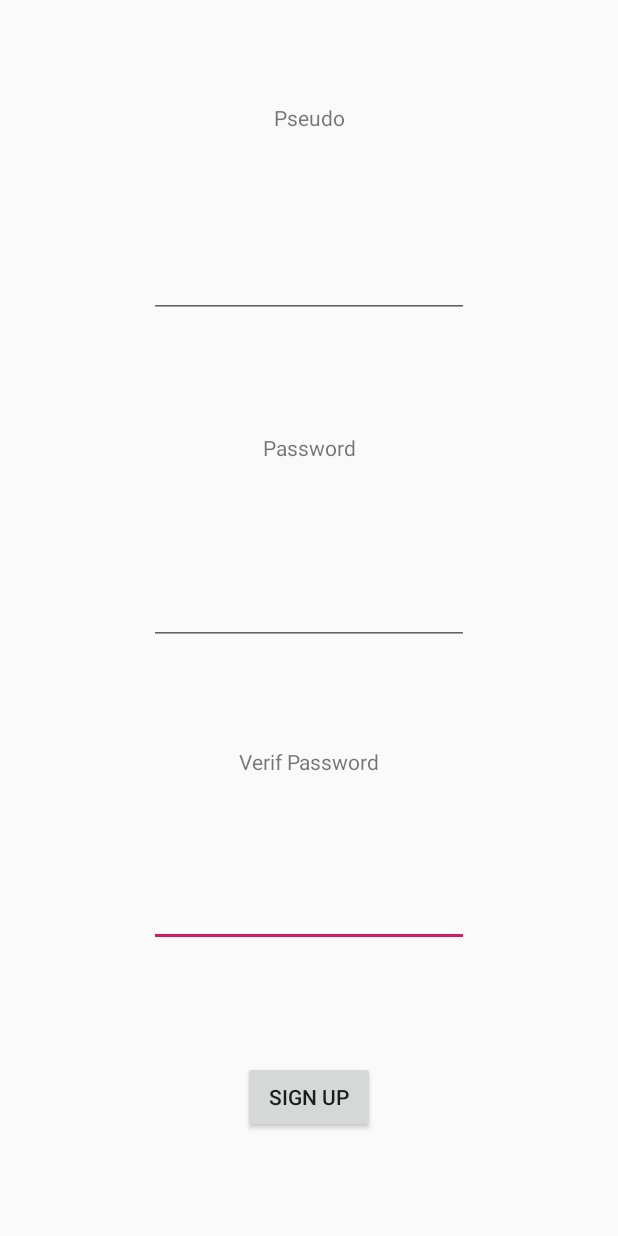
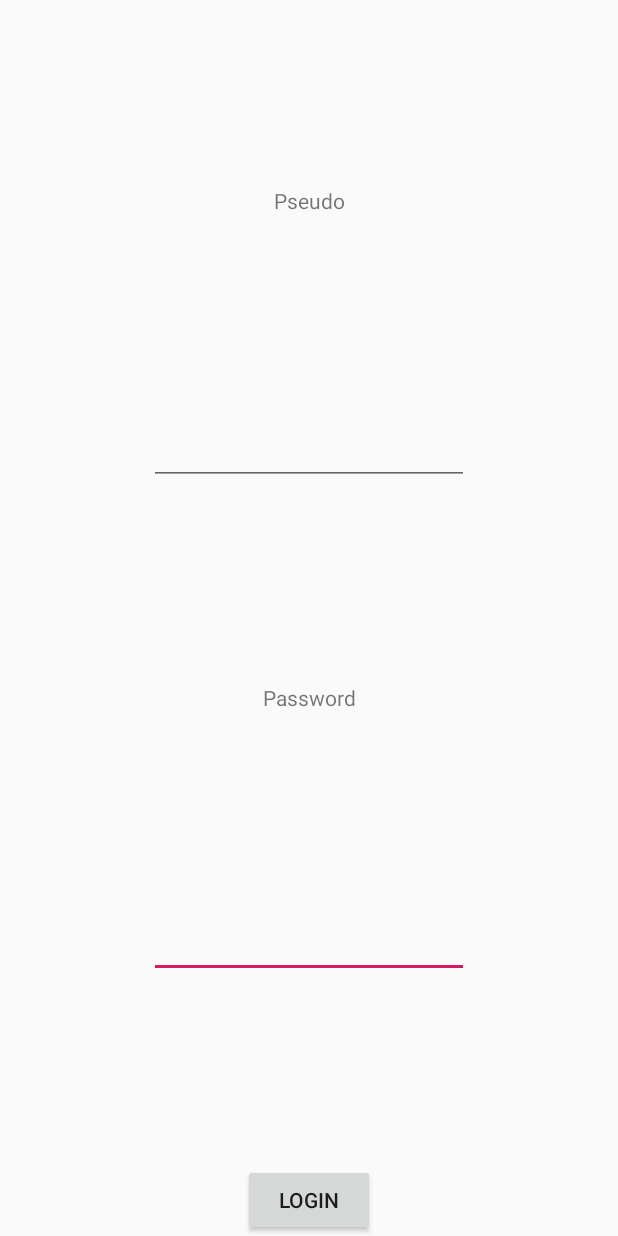
Before and after one commit to Robin-gielen/SmartScan, an Android app: the layout content_login.xml on its own in the app's theme, with its tools: preview values and no code run, on a phone screen of 412 x 824 dp. Run offline under Robolectric (Android 15) with nearby library versions, the phone set to English and light mode, and no system bars.

Commit message:
subscribe/login/logged

```diff
--- a/app/src/main/AndroidManifest.xml
+++ b/app/src/main/AndroidManifest.xml
@@ -34,6 +34,10 @@
                 android:name="android.support.PARENT_ACTIVITY"
                 android:value="com.example.gimki.smartscan_dev.MainActivity" />
         </activity>
+        <activity
+            android:name=".Logged"
+            android:label="@string/title_activity_logged"
+            android:theme="@style/AppTheme.NoActionBar"></activity>
     </application>
 
 </manifest>
--- a/app/src/main/res/layout/content_login.xml
+++ b/app/src/main/res/layout/content_login.xml
@@ -9,87 +9,63 @@
     tools:showIn="@layout/activity_login">
 
     <EditText
-        android:id="@+id/signUp_pswdVerifFill"
-        android:layout_width="wrap_content"
-        android:layout_height="wrap_content"
-        android:layout_marginBottom="8dp"
-        android:ems="10"
-        android:inputType="textPassword"
-        app:layout_constraintBottom_toTopOf="@+id/signUp_button"
-        app:layout_constraintEnd_toEndOf="parent"
-        app:layout_constraintHorizontal_bias="0.5"
-        app:layout_constraintStart_toStartOf="parent"
-        app:layout_constraintTop_toBottomOf="@+id/signUp_pswdVerif" />
-
-    <EditText
-        android:id="@+id/signUp_pswdFill"
+        android:id="@+id/login_pswdFill"
         android:layout_width="wrap_content"
         android:layout_height="wrap_content"
         android:layout_marginTop="8dp"
         android:ems="10"
         android:inputType="textPassword"
-        app:layout_constraintBottom_toTopOf="@+id/signUp_pswdVerif"
+        app:layout_constraintBottom_toTopOf="@+id/login_button"
         app:layout_constraintEnd_toEndOf="parent"
         app:layout_constraintHorizontal_bias="0.5"
         app:layout_constraintStart_toStartOf="parent"
-        app:layout_constraintTop_toBottomOf="@+id/signUp_pswd" />
+        app:layout_constraintTop_toBottomOf="@+id/login_pswd"
+        tools:ignore="UnknownId" />
 
     <TextView
-        android:id="@+id/signUp_pswd"
+        android:id="@+id/login_pswd"
         android:layout_width="wrap_content"
         android:layout_height="wrap_content"
         android:text="Password"
-        app:layout_constraintBottom_toTopOf="@+id/signUp_pswdFill"
+        app:layout_constraintBottom_toTopOf="@+id/login_pswdFill"
         app:layout_constraintEnd_toEndOf="parent"
         app:layout_constraintHorizontal_bias="0.5"
         app:layout_constraintStart_toStartOf="parent"
-        app:layout_constraintTop_toBottomOf="@+id/signUp_pseudoFill" />
-
-    <TextView
-        android:id="@+id/signUp_pswdVerif"
-        android:layout_width="wrap_content"
-        android:layout_height="wrap_content"
-        android:text="Verif Password"
-        app:layout_constraintBottom_toTopOf="@+id/signUp_pswdVerifFill"
-        app:layout_constraintEnd_toEndOf="parent"
-        app:layout_constraintHorizontal_bias="0.5"
-        app:layout_constraintStart_toStartOf="parent"
-        app:layout_constraintTop_toBottomOf="@+id/signUp_pswdFill" />
+        app:layout_constraintTop_toBottomOf="@+id/login_pseudoFill" />
 
     <EditText
-        android:id="@+id/signUp_pseudoFill"
+        android:id="@+id/login_pseudoFill"
         android:layout_width="wrap_content"
         android:layout_height="wrap_content"
         android:layout_marginTop="8dp"
         android:layout_marginBottom="8dp"
         android:ems="10"
         android:inputType="textPersonName"
-        app:layout_constraintBottom_toTopOf="@+id/signUp_pswd"
+        app:layout_constraintBottom_toTopOf="@+id/login_pswd"
         app:layout_constraintEnd_toEndOf="parent"
         app:layout_constraintHorizontal_bias="0.5"
         app:layout_constraintStart_toStartOf="parent"
-        app:layout_constraintTop_toBottomOf="@+id/signUp_pseudo" />
+        app:layout_constraintTop_toBottomOf="@+id/login_pseudo" />
 
     <TextView
-        android:id="@+id/signUp_pseudo"
+        android:id="@+id/login_pseudo"
         android:layout_width="wrap_content"
         android:layout_height="22dp"
         android:text="Pseudo"
-        app:layout_constraintBottom_toTopOf="@+id/signUp_pseudoFill"
+        app:layout_constraintBottom_toTopOf="@+id/login_pseudoFill"
         app:layout_constraintEnd_toEndOf="parent"
         app:layout_constraintHorizontal_bias="0.5"
         app:layout_constraintStart_toStartOf="parent"
         app:layout_constraintTop_toTopOf="parent" />
 
     <Button
-        android:id="@+id/signUp_button"
+        android:id="@+id/login_button"
         android:layout_width="wrap_content"
         android:layout_height="wrap_content"
-        android:text="Sign Up"
+        android:text="Login"
         app:layout_constraintBottom_toBottomOf="parent"
         app:layout_constraintEnd_toEndOf="parent"
         app:layout_constraintHorizontal_bias="0.5"
-        app:layout_constraintStart_toStartOf="parent"
-        app:layout_constraintTop_toBottomOf="@+id/signUp_pswdVerifFill" />
+        app:layout_constraintStart_toStartOf="parent" />
 
 </android.support.constraint.ConstraintLayout>
--- a/app/src/main/res/layout/content_main.xml
+++ b/app/src/main/res/layout/content_main.xml
@@ -17,7 +17,7 @@
         android:layout_marginTop="28dp"
         android:layout_marginEnd="8dp"
         android:layout_marginRight="8dp"
-        android:text="CLICKMEGAY"
+        android:text="Click Me"
         app:layout_constraintEnd_toEndOf="parent"
         app:layout_constraintStart_toStartOf="parent"
         app:layout_constraintTop_toTopOf="parent" />
--- a/app/src/main/res/values/strings.xml
+++ b/app/src/main/res/values/strings.xml
@@ -1,7 +1,8 @@
 <resources>
     <string name="app_name">SmartScan_Dev</string>
     <string name="action_settings">Settings</string>
-    <string name="text_to_change">This text will change if you press the button</string>
+    <string name="text_to_change">This is a prototype application, Subscribe and log in to an account</string>
     <string name="title_activity_login">Login</string>
     <string name="title_activity_sign_up">SignUp</string>
+    <string name="title_activity_logged">Logged</string>
 </resources>
```
Also changed, not shown: app/src/main/java/com/example/gimki/smartscan_dev/Logged.java (added, +25 -0 lines), app/src/main/java/com/example/gimki/smartscan_dev/Login.java (+38 -3 lines), app/src/main/java/com/example/gimki/smartscan_dev/SignUp.java (+11 -2 lines), app/src/main/res/layout/activity_logged.xml (added, +33 -0 lines), app/src/main/res/layout/content_logged.xml (added, +21 -0 lines).
